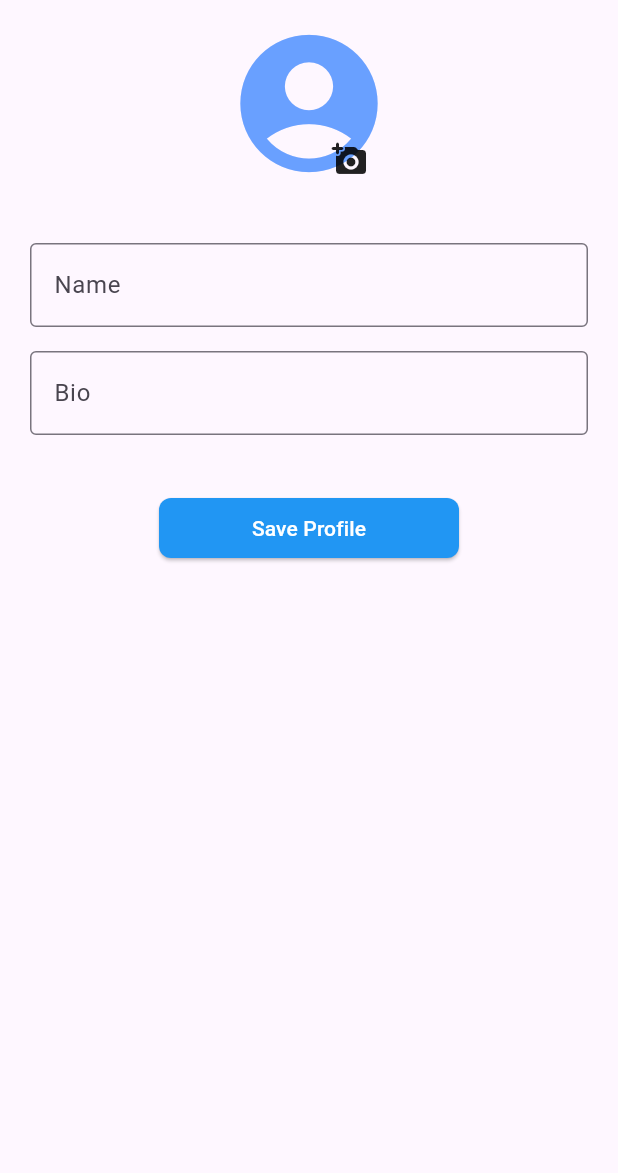
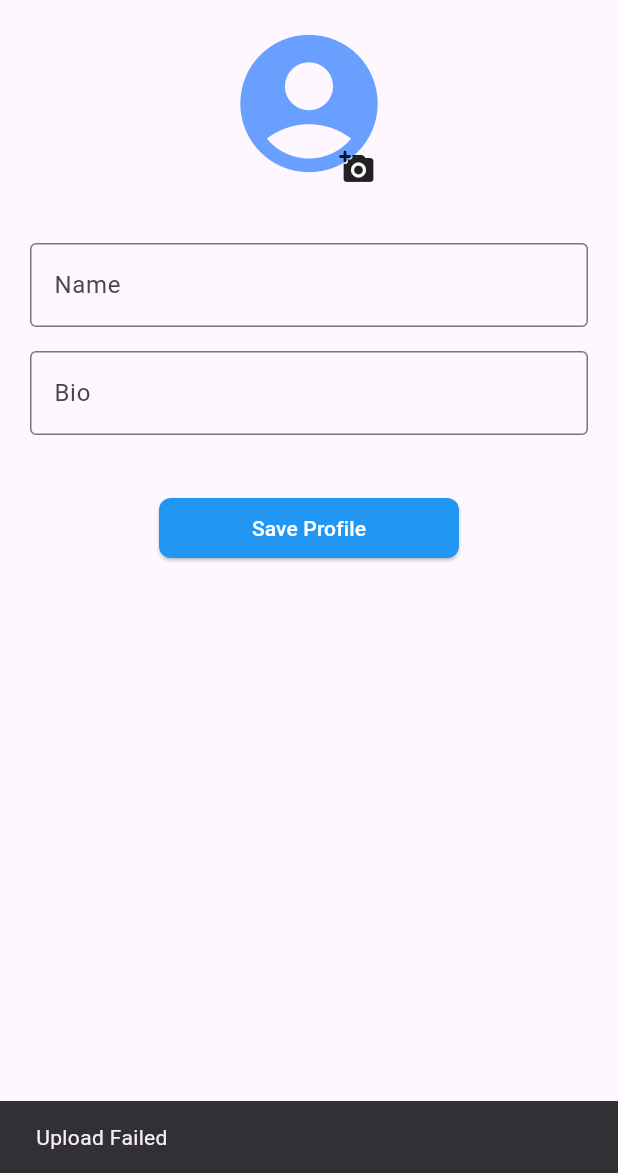
Before and after one commit to ziii19/simple-profile, a Flutter app: the screen it shows after launch, after a tap on "Save Profile", on a phone screen of 412 x 824 dp, the part 63-1236 px from its top. Run offline on Flutter 3.47's test engine with Material 3 defaults, Android fonts, the phone set to English and light mode, and no system bars; our stand-ins replace cloud_firestore, firebase_core, firebase_storage, image_picker; accounts and stored records are empty.

Commit message:
feat: add alert

```diff
--- a/lib/profile_page.dart
+++ b/lib/profile_page.dart
@@ -1,3 +1,5 @@
+// ignore_for_file: use_build_context_synchronously
+
 import 'dart:typed_data';
 
 import 'package:flutter/material.dart';
@@ -16,19 +18,39 @@ class _ProfilePageState extends State<ProfilePage> {
   Uint8List? _image;
   TextEditingController nameController = TextEditingController();
   TextEditingController bioController = TextEditingController();
+  bool isLoading = false; // Status loading
 
   void pickImage(ImageSource source) async {
-    final img = getImage(source);
+    final img = await getImage(source);
 
     setState(() {
       _image = img;
     });
   }
 
-  void saveProgile() async {
+  Future<String> saveProfile() async {
+    setState(() {
+      isLoading = true; // Mulai loading
+    });
+
     String name = nameController.text;
     String bio = bioController.text;
+    String message = 'Failed';
+    if (name.isNotEmpty && bio.isNotEmpty && _image!.isNotEmpty) {
       await StoreData().saveData(name, bio, _image!);
+      message = "Upload Success";
+    } else {
+      message = 'Upload Failed';
+    }
+
+    setState(() {
+      isLoading = false; // Selesai loading
+      nameController.clear(); // Mengosongkan form nama
+      bioController.clear(); // Mengosongkan form bio
+      _image = null;
+    });
+
+    return message;
   }
 
   @override
@@ -48,18 +70,24 @@ class _ProfilePageState extends State<ProfilePage> {
                     Container(
                       width: 110,
                       height: 110,
-                      decoration: const BoxDecoration(
+                      decoration: BoxDecoration(
                           shape: BoxShape.circle,
-                      ),
-                      child: Icon(
+                          image: _image != null
+                              ? DecorationImage(
+                                  image: MemoryImage(_image!),
+                                  fit: BoxFit.cover)
+                              : null),
+                      child: _image != null
+                          ? null
+                          : Icon(
                               Icons.account_circle_sharp,
                               size: 110,
                               color: Colors.blueAccent.withOpacity(.8),
                             ),
                     ),
                     const Positioned(
-                        top: 80,
-                        left: 70,
+                        top: 85,
+                        left: 75,
                         child: Icon(Icons.add_a_photo_rounded))
                   ],
                 ),
@@ -88,18 +116,24 @@ class _ProfilePageState extends State<ProfilePage> {
                 ),
               ),
               const SizedBox(height: 30),
-              ElevatedButton(
+              isLoading // Jika sedang loading
+                  ? const CircularProgressIndicator() // Tampilkan animasi loading
+                  : ElevatedButton(
                       style: ElevatedButton.styleFrom(
                           backgroundColor: Colors.blue,
                           fixedSize: const Size(200, 30),
                           shape: RoundedRectangleBorder(
                             borderRadius: BorderRadius.circular(8),
                           )),
-                  onPressed: () {},
+                      onPressed: () async {
+                        var result = await saveProfile();
+                        ScaffoldMessenger.of(context)
+                            .showSnackBar(SnackBar(content: Text(result)));
+                      },
                       child: const Text(
                         'Save Profile',
                         style: TextStyle(color: Colors.white),
-                  ))
+                      )),
             ],
           )
         ],
@@ -124,6 +158,8 @@ class _ProfilePageState extends State<ProfilePage> {
               child: IconButton(
                   onPressed: () async {
                     pickImage(ImageSource.camera);
+                    Future.delayed(const Duration(milliseconds: 300))
+                        .then((value) => Navigator.pop(context));
                   },
                   icon: const Icon(
                     Icons.camera_alt_rounded,
@@ -139,6 +175,8 @@ class _ProfilePageState extends State<ProfilePage> {
               child: IconButton(
                   onPressed: () async {
                     pickImage(ImageSource.gallery);
+                    Future.delayed(const Duration(milliseconds: 300))
+                        .then((value) => Navigator.pop(context));
                   },
                   icon: const Icon(
                     Icons.filter,
--- a/lib/resources/add_data.dart
+++ b/lib/resources/add_data.dart
@@ -8,7 +8,7 @@ final FirebaseFirestore _firestore = FirebaseFirestore.instance;
 
 class StoreData {
   Future<String> uploadImage(String filename, Uint8List file) async {
-    Reference ref = _storage.ref().child(filename);
+    Reference ref = _storage.ref().child(filename).child('${DateTime.now()}');
     UploadTask uploadTask = ref.putData(file);
     TaskSnapshot snapshot = await uploadTask;
 
```
Lines whose indentation alone changed are shown as unchanged.
